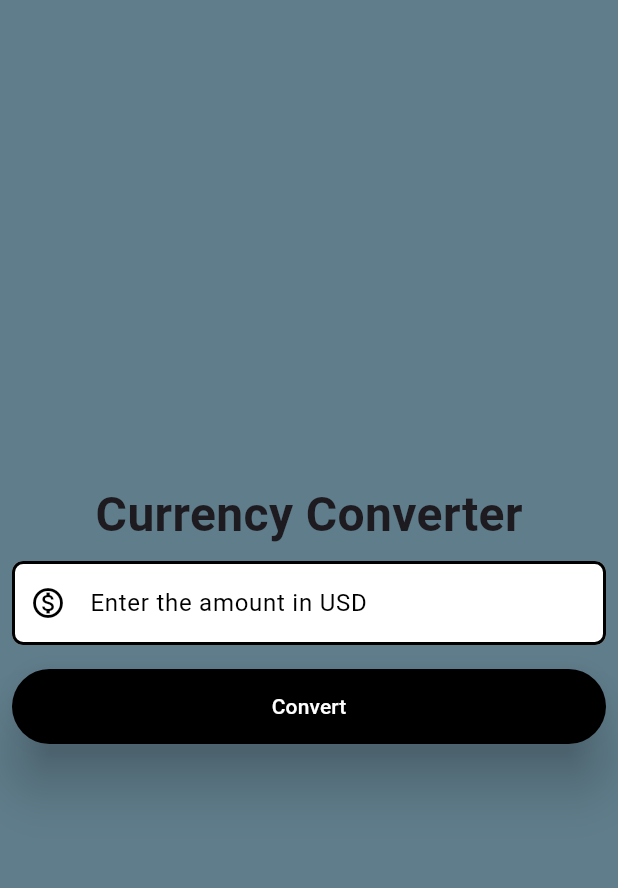
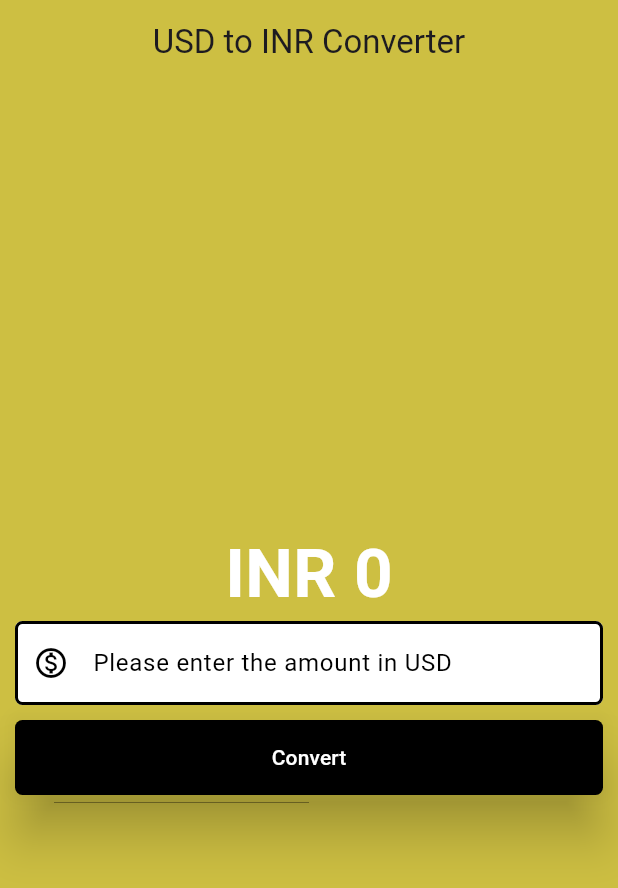
Before and after one commit to WebX-Divin/currency_converter, a Flutter app: the screen it shows after launch, after a tap on "Convert", on a phone screen of 412 x 824 dp. Shown: the top 888 px of the screen. Run offline on Flutter 3.47's test engine with Material 3 defaults, Android fonts, the phone set to English and light mode, and no system bars.

Commit message:
function updated

```diff
--- a/lib/converterPage.dart
+++ b/lib/converterPage.dart
@@ -1,75 +1,96 @@
-import 'package:flutter/foundation.dart';
 import 'package:flutter/material.dart';
 
-class ConverterPage extends StatelessWidget {
-  const ConverterPage({super.key});
+class CurrencyConverterPage extends StatefulWidget {
+  const CurrencyConverterPage({super.key});
+
+  @override
+  State<CurrencyConverterPage> createState() => _ConverterPage();
+}
+
+class _ConverterPage extends State<CurrencyConverterPage> {
+  double result = 0;
+  final TextEditingController textEditingController = TextEditingController();
+
+  void convert() {
+    result = double.parse(textEditingController.text) * 83.15;
+    setState(() {});
+  }
+
+  @override
+  void dispose() {
+    textEditingController.dispose();
+    super.dispose();
+  }
 
   @override
   Widget build(BuildContext context) {
-    const border = OutlineInputBorder(
-      borderSide: BorderSide(
-        color: Colors.black,
+    final border = OutlineInputBorder(
+      borderSide: const BorderSide(
         width: 2.0,
         style: BorderStyle.solid,
       ),
-      borderRadius: BorderRadius.all(Radius.circular(7.5)),
+      borderRadius: BorderRadius.circular(5),
     );
 
     return Scaffold(
-      backgroundColor: Colors.blueGrey,
+      backgroundColor: const Color(0xffcdbf42),
+      appBar: AppBar(
+        backgroundColor: const Color(0xffcdbf42),
+        elevation: 0,
+        title: const Text('USD to INR Converter'),
+        centerTitle: true,
+      ),
       body: Center(
+        child: Padding(
+          padding: const EdgeInsets.all(10),
           child: Column(
             mainAxisAlignment: MainAxisAlignment.center,
             children: [
-            const Text(
-              'Currency Converter',
-              style: TextStyle(
-                fontSize: 32,
+              Text(
+                'INR ${result != 0 ? result.toStringAsFixed(2) : result.toStringAsFixed(0)}',
+                style: const TextStyle(
+                  fontSize: 45,
                   fontWeight: FontWeight.bold,
+                  color: Color.fromARGB(255, 255, 255, 255),
                 ),
               ),
-            const Padding(
-              padding: EdgeInsets.all(8.0),
-              child: TextField(
-                style: TextStyle(
+              TextField(
+                controller: textEditingController,
+                style: const TextStyle(
                   color: Colors.black,
                 ),
                 decoration: InputDecoration(
-                  hintText: 'Enter the amount in USD',
-                  hintStyle: TextStyle(
+                  hintText: 'Please enter the amount in USD',
+                  hintStyle: const TextStyle(
                     color: Colors.black,
                   ),
-                  prefixIcon: Icon(Icons.monetization_on_outlined),
+                  prefixIcon: const Icon(Icons.monetization_on_outlined),
                   prefixIconColor: Colors.black,
                   filled: true,
                   fillColor: Colors.white,
                   focusedBorder: border,
                   enabledBorder: border,
                 ),
-                keyboardType: TextInputType.numberWithOptions(
+                keyboardType: const TextInputType.numberWithOptions(
                   decimal: true,
                 ),
               ),
+              const SizedBox(height: 10),
+              ElevatedButton(
+                onPressed: convert,
+                style: TextButton.styleFrom(
+                  elevation: 15,
+                  backgroundColor: Colors.black,
+                  foregroundColor: Colors.white,
+                  minimumSize: const Size(double.infinity, 50),
+                  shape: RoundedRectangleBorder(
+                    borderRadius: BorderRadius.circular(5),
                   ),
-            Padding(
-              padding: const EdgeInsets.all(8.0),
-              child: ElevatedButton(
-                onPressed: () {
-                  if (kDebugMode) {
-                    print('Button Clicked');
-                  }
-                },
-                style: const ButtonStyle(
-                  elevation: MaterialStatePropertyAll(15),
-                  backgroundColor: MaterialStatePropertyAll(Colors.black),
-                  foregroundColor: MaterialStatePropertyAll(Colors.white),
-                  minimumSize:
-                      MaterialStatePropertyAll(Size(double.infinity, 50)),
                 ),
                 child: const Text('Convert'),
               ),
+            ],
           ),
-          ],
         ),
       ),
     );
--- a/lib/main.dart
+++ b/lib/main.dart
@@ -1,5 +1,5 @@
+import 'package:currency_converter/converterPage.dart';
 import 'package:flutter/material.dart';
-import 'package:currency_converter/converterPage.dart';
 
 void main() {
   runApp(const MyApp());
@@ -11,7 +11,7 @@ class MyApp extends StatelessWidget {
   @override
   Widget build(BuildContext context) {
     return const MaterialApp(
-      home: ConverterPage(),
+      home: CurrencyConverterPage(),
     );
   }
 }
```
Lines whose indentation alone changed are shown as unchanged.
